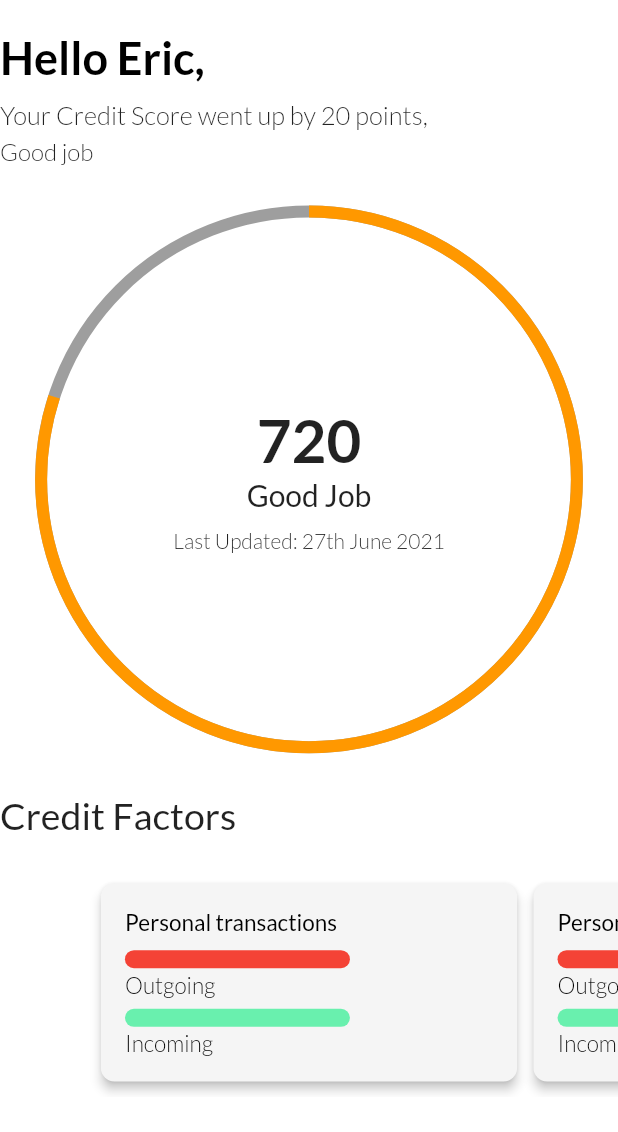
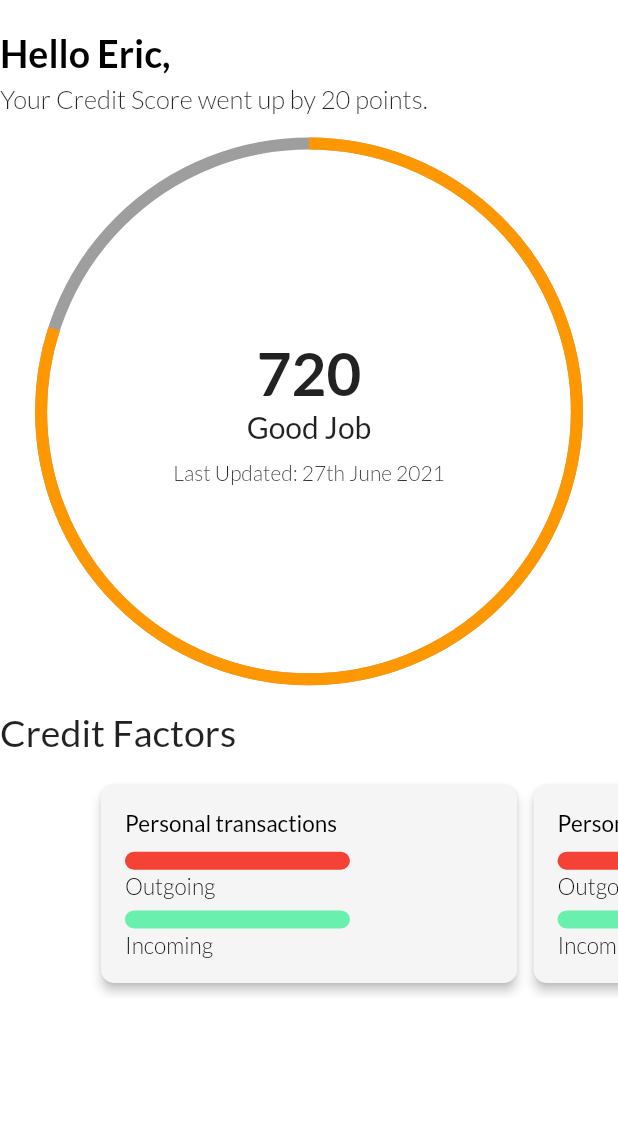
Before and after one commit to CarltonK/kweli-score, a Flutter app: the SimbaDash widget shown alone on an empty page, opened directly, on a phone screen of 412 x 824 dp. Shown: the top 1132 px of the screen. Run offline on Flutter 3.47's test engine with Material 2 defaults, Android fonts, the phone set to English and light mode, and no system bars; our stand-ins replace animated_bottom_navigation_bar, firebase_analytics, firebase_core, firebase_crashlytics, firebase_messaging, flutter_spinkit and 4 more; accounts and stored records are empty.

Commit message:
KS-44 #comment design changes

```diff
--- a/lib/screens/home/screens/dashboard/simba_dash.dart
+++ b/lib/screens/home/screens/dashboard/simba_dash.dart
@@ -15,22 +15,20 @@ class SimbaDash extends StatelessWidget {
       child: Column(
         crossAxisAlignment: CrossAxisAlignment.start,
         children: [
-          Text('Hello Eric,', style: Constants.kHeadlineStyle),
-          SizedBox(height: getProportionateScreenHeight(10)),
           Text(
-            'Your Credit Score went up by 20 points,',
-            style: TextStyle(fontWeight: FontWeight.w300, fontSize: 17),
+            'Hello Eric,',
+            style: Constants.kHeadlineStyle.copyWith(fontSize: 25),
           ),
           SizedBox(height: getProportionateScreenHeight(5)),
           Text(
-            'Good job',
-            style: TextStyle(fontWeight: FontWeight.w300, fontSize: 16),
+            'Your Credit Score went up by 20 points.',
+            style: TextStyle(fontWeight: FontWeight.w300, fontSize: 17),
           ),
-          SizedBox(height: getProportionateScreenHeight(20)),
+          SizedBox(height: getProportionateScreenHeight(10)),
           GlobalScoreWidget(scorePercentage: 0.8),
-          SizedBox(height: getProportionateScreenHeight(20)),
+          SizedBox(height: getProportionateScreenHeight(10)),
           Text('Credit Factors', style: TextStyle(fontSize: 25)),
-          SizedBox(height: getProportionateScreenHeight(20)),
+          SizedBox(height: getProportionateScreenHeight(10)),
           CategoryBuilder(),
         ],
       ),
```
